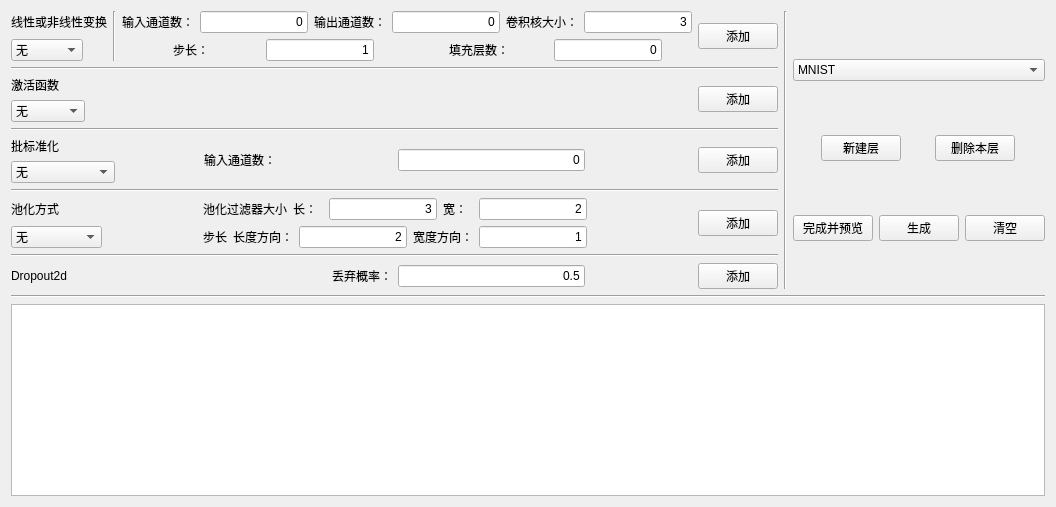
Old version of the form src/Resources/UI/child_3.ui in the repository Amoo1121/Graduate.
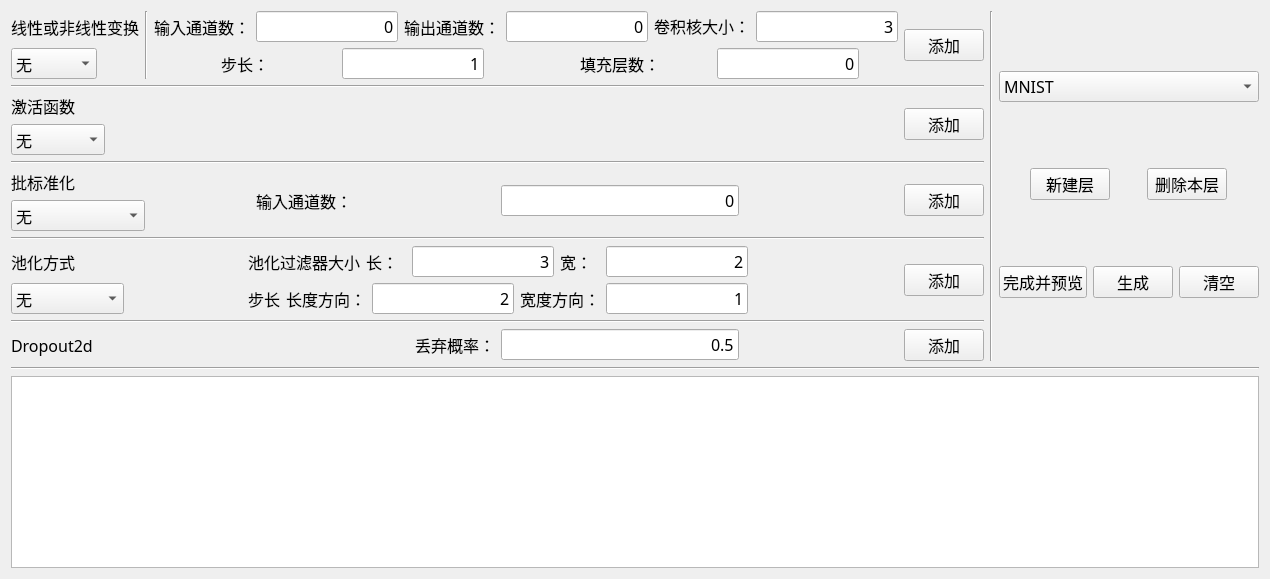
New version of the form.

What changed in the file:
```diff
--- a/src/Resources/UI/child_3.ui
+++ b/src/Resources/UI/child_3.ui
@@ -6,7 +6,7 @@
    <rect>
     <x>0</x>
     <y>0</y>
-    <width>1403</width>
+    <width>1651</width>
     <height>655</height>
    </rect>
   </property>
@@ -45,6 +45,12 @@
                <verstretch>0</verstretch>
               </sizepolicy>
              </property>
+             <property name="font">
+              <font>
+               <family>宋体</family>
+               <pointsize>12</pointsize>
+              </font>
+             </property>
              <property name="text">
               <string>线性或非线性变换</string>
              </property>
@@ -58,6 +64,12 @@
                <verstretch>0</verstretch>
               </sizepolicy>
              </property>
+             <property name="font">
+              <font>
+               <family>宋体</family>
+               <pointsize>12</pointsize>
+              </font>
+             </property>
              <item>
               <property name="text">
                <string>无</string>
@@ -79,6 +91,12 @@
          </item>
          <item alignment="Qt::AlignLeft">
           <widget class="Line" name="line_2">
+           <property name="font">
+            <font>
+             <family>宋体</family>
+             <pointsize>12</pointsize>
+            </font>
+           </property>
            <property name="orientation">
             <enum>Qt::Vertical</enum>
            </property>
@@ -96,6 +114,12 @@
                  <verstretch>0</verstretch>
                 </sizepolicy>
                </property>
+               <property name="font">
+                <font>
+                 <family>宋体</family>
+                 <pointsize>12</pointsize>
+                </font>
+               </property>
                <property name="text">
                 <string>输入通道数：</string>
                </property>
@@ -109,6 +133,12 @@
                  <verstretch>0</verstretch>
                 </sizepolicy>
                </property>
+               <property name="font">
+                <font>
+                 <family>宋体</family>
+                 <pointsize>12</pointsize>
+                </font>
+               </property>
                <property name="text">
                 <string>0</string>
                </property>
@@ -125,6 +155,12 @@
                  <verstretch>0</verstretch>
                 </sizepolicy>
                </property>
+               <property name="font">
+                <font>
+                 <family>宋体</family>
+                 <pointsize>12</pointsize>
+                </font>
+               </property>
                <property name="text">
                 <string>输出通道数：</string>
                </property>
@@ -138,6 +174,12 @@
                  <verstretch>0</verstretch>
                 </sizepolicy>
                </property>
+               <property name="font">
+                <font>
+                 <family>宋体</family>
+                 <pointsize>12</pointsize>
+                </font>
+               </property>
                <property name="text">
                 <string>0</string>
                </property>
@@ -154,6 +196,12 @@
                  <verstretch>0</verstretch>
                 </sizepolicy>
                </property>
+               <property name="font">
+                <font>
+                 <family>宋体</family>
+                 <pointsize>12</pointsize>
+                </font>
+               </property>
                <property name="text">
                 <string>卷积核大小：</string>
                </property>
@@ -167,6 +215,12 @@
                  <verstretch>0</verstretch>
                 </sizepolicy>
                </property>
+               <property name="font">
+                <font>
+                 <family>宋体</family>
+                 <pointsize>12</pointsize>
+                </font>
+               </property>
                <property name="text">
                 <string>3</string>
                </property>
@@ -187,6 +241,12 @@
                  <verstretch>0</verstretch>
                 </sizepolicy>
                </property>
+               <property name="font">
+                <font>
+                 <family>宋体</family>
+                 <pointsize>12</pointsize>
+                </font>
+               </property>
                <property name="text">
                 <string>步长：</string>
                </property>
@@ -200,6 +260,12 @@
                  <verstretch>0</verstretch>
                 </sizepolicy>
                </property>
+               <property name="font">
+                <font>
+                 <family>宋体</family>
+                 <pointsize>12</pointsize>
+                </font>
+               </property>
                <property name="text">
                 <string>1</string>
                </property>
@@ -216,6 +282,12 @@
                  <verstretch>0</verstretch>
                 </sizepolicy>
                </property>
+               <property name="font">
+                <font>
+                 <family>宋体</family>
+                 <pointsize>12</pointsize>
+                </font>
+               </property>
                <property name="text">
                 <string>填充层数：</string>
                </property>
@@ -229,6 +301,12 @@
                  <verstretch>0</verstretch>
                 </sizepolicy>
                </property>
+               <property name="font">
+                <font>
+                 <family>宋体</family>
+                 <pointsize>12</pointsize>
+                </font>
+               </property>
                <property name="text">
                 <string>0</string>
                </property>
@@ -249,6 +327,12 @@
              <verstretch>0</verstretch>
             </sizepolicy>
            </property>
+           <property name="font">
+            <font>
+             <family>宋体</family>
+             <pointsize>12</pointsize>
+            </font>
+           </property>
            <property name="text">
             <string>添加</string>
            </property>
@@ -258,6 +342,12 @@
        </item>
        <item>
         <widget class="Line" name="line_3">
+         <property name="font">
+          <font>
+           <family>宋体</family>
+           <pointsize>12</pointsize>
+          </font>
+         </property>
          <property name="orientation">
           <enum>Qt::Horizontal</enum>
          </property>
@@ -275,6 +365,12 @@
                <verstretch>0</verstretch>
               </sizepolicy>
              </property>
+             <property name="font">
+              <font>
+               <family>宋体</family>
+               <pointsize>12</pointsize>
+              </font>
+             </property>
              <property name="text">
               <string>激活函数</string>
              </property>
@@ -288,6 +384,12 @@
                <verstretch>0</verstretch>
               </sizepolicy>
              </property>
+             <property name="font">
+              <font>
+               <family>宋体</family>
+               <pointsize>12</pointsize>
+              </font>
+             </property>
              <item>
               <property name="text">
                <string>无</string>
@@ -320,6 +422,12 @@
              <verstretch>0</verstretch>
             </sizepolicy>
            </property>
+           <property name="font">
+            <font>
+             <family>宋体</family>
+             <pointsize>12</pointsize>
+            </font>
+           </property>
            <property name="text">
             <string>添加</string>
            </property>
@@ -329,6 +437,12 @@
        </item>
        <item>
         <widget class="Line" name="line_4">
+         <property name="font">
+          <font>
+           <family>宋体</family>
+           <pointsize>12</pointsize>
+          </font>
+         </property>
          <property name="orientation">
           <enum>Qt::Horizontal</enum>
          </property>
@@ -346,6 +460,12 @@
                <verstretch>0</verstretch>
               </sizepolicy>
              </property>
+             <property name="font">
+              <font>
+               <family>宋体</family>
+               <pointsize>12</pointsize>
+              </font>
+             </property>
              <property name="text">
               <string>批标准化</string>
              </property>
@@ -359,6 +479,12 @@
                <verstretch>0</verstretch>
               </sizepolicy>
              </property>
+             <property name="font">
+              <font>
+               <family>宋体</family>
+               <pointsize>12</pointsize>
+              </font>
+             </property>
              <item>
               <property name="text">
                <string>无</string>
@@ -375,6 +501,12 @@
          </item>
          <item>
           <widget class="QLabel" name="label_11">
+           <property name="font">
+            <font>
+             <family>宋体</family>
+             <pointsize>12</pointsize>
+            </font>
+           </property>
            <property name="text">
             <string>输入通道数：</string>
            </property>
@@ -388,6 +520,12 @@
              <verstretch>0</verstretch>
             </sizepolicy>
            </property>
+           <property name="font">
+            <font>
+             <family>宋体</family>
+             <pointsize>12</pointsize>
+            </font>
+           </property>
            <property name="text">
             <string>0</string>
            </property>
@@ -404,6 +542,12 @@
              <verstretch>0</verstretch>
             </sizepolicy>
            </property>
+           <property name="font">
+            <font>
+             <family>宋体</family>
+             <pointsize>12</pointsize>
+            </font>
+           </property>
            <property name="text">
             <string>添加</string>
            </property>
@@ -413,6 +557,12 @@
        </item>
        <item>
         <widget class="Line" name="line_5">
+         <property name="font">
+          <font>
+           <family>宋体</family>
+           <pointsize>12</pointsize>
+          </font>
+         </property>
          <property name="orientation">
           <enum>Qt::Horizontal</enum>
          </property>
@@ -430,6 +580,12 @@
                <verstretch>0</verstretch>
               </sizepolicy>
              </property>
+             <property name="font">
+              <font>
+               <family>宋体</family>
+               <pointsize>12</pointsize>
+              </font>
+             </property>
              <property name="text">
               <string>池化方式</string>
              </property>
@@ -443,6 +599,12 @@
                <verstretch>0</verstretch>
               </sizepolicy>
              </property>
+             <property name="font">
+              <font>
+               <family>宋体</family>
+               <pointsize>12</pointsize>
+              </font>
+             </property>
              <item>
               <property name="text">
                <string>无</string>
@@ -468,6 +630,12 @@
             <layout class="QHBoxLayout" name="horizontalLayout_11">
              <item>
               <widget class="QLabel" name="label_12">
+               <property name="font">
+                <font>
+                 <family>宋体</family>
+                 <pointsize>12</pointsize>
+                </font>
+               </property>
                <property name="text">
                 <string>池化过滤器大小</string>
                </property>
@@ -475,6 +643,12 @@
              </item>
              <item>
               <widget class="QLabel" name="label_13">
+               <property name="font">
+                <font>
+                 <family>宋体</family>
+                 <pointsize>12</pointsize>
+                </font>
+               </property>
                <property name="text">
                 <string>长：</string>
                </property>
@@ -488,6 +662,12 @@
                  <verstretch>0</verstretch>
                 </sizepolicy>
                </property>
+               <property name="font">
+                <font>
+                 <family>宋体</family>
+                 <pointsize>12</pointsize>
+                </font>
+               </property>
                <property name="text">
                 <string>3</string>
                </property>
@@ -498,6 +678,12 @@
              </item>
              <item>
               <widget class="QLabel" name="label_14">
+               <property name="font">
+                <font>
+                 <family>宋体</family>
+                 <pointsize>12</pointsize>
+                </font>
+               </property>
                <property name="text">
                 <string>宽：</string>
                </property>
@@ -511,6 +697,12 @@
                  <verstretch>0</verstretch>
                 </sizepolicy>
                </property>
+               <property name="font">
+                <font>
+                 <family>宋体</family>
+                 <pointsize>12</pointsize>
+                </font>
+               </property>
                <property name="text">
                 <string>2</string>
                </property>
@@ -525,6 +717,12 @@
             <layout class="QHBoxLayout" name="horizontalLayout_12">
              <item>
               <widget class="QLabel" name="label_15">
+               <property name="font">
+                <font>
+                 <family>宋体</family>
+                 <pointsize>12</pointsize>
+                </font>
+               </property>
                <property name="text">
                 <string>步长</string>
                </property>
@@ -532,6 +730,12 @@
              </item>
              <item>
               <widget class="QLabel" name="label_16">
+               <property name="font">
+                <font>
+                 <family>宋体</family>
+                 <pointsize>12</pointsize>
+                </font>
+               </property>
                <property name="text">
                 <string>长度方向：</string>
                </property>
@@ -545,6 +749,12 @@
                  <verstretch>0</verstretch>
                 </sizepolicy>
                </property>
+               <property name="font">
+                <font>
+                 <family>宋体</family>
+                 <pointsize>12</pointsize>
+                </font>
+               </property>
                <property name="text">
                 <string>2</string>
                </property>
@@ -555,6 +765,12 @@
              </item>
              <item>
               <widget class="QLabel" name="label_17">
+               <property name="font">
+                <font>
+                 <family>宋体</family>
+                 <pointsize>12</pointsize>
+                </font>
+               </property>
                <property name="text">
                 <string>宽度方向：</string>
                </property>
@@ -568,6 +784,12 @@
                  <verstretch>0</verstretch>
                 </sizepolicy>
                </property>
+               <property name="font">
+                <font>
+                 <family>宋体</family>
+                 <pointsize>12</pointsize>
+                </font>
+               </property>
                <property name="text">
                 <string>1</string>
                </property>
@@ -588,6 +810,12 @@
              <verstretch>0</verstretch>
             </sizepolicy>
            </property>
+           <property name="font">
+            <font>
+             <family>宋体</family>
+             <pointsize>12</pointsize>
+            </font>
+           </property>
            <property name="text">
             <string>添加</string>
            </property>
@@ -597,6 +825,12 @@
        </item>
        <item>
         <widget class="Line" name="line_6">
+         <property name="font">
+          <font>
+           <family>宋体</family>
+           <pointsize>12</pointsize>
+          </font>
+         </property>
          <property name="orientation">
           <enum>Qt::Horizontal</enum>
          </property>
@@ -608,6 +842,12 @@
           <layout class="QVBoxLayout" name="verticalLayout_7">
            <item alignment="Qt::AlignLeft">
             <widget class="QLabel" name="label_5">
+             <property name="font">
+              <font>
+               <family>宋体</family>
+               <pointsize>12</pointsize>
+              </font>
+             </property>
              <property name="text">
               <string>Dropout2d</string>
              </property>
@@ -617,6 +857,12 @@
          </item>
          <item>
           <widget class="QLabel" name="label_18">
+           <property name="font">
+            <font>
+             <family>宋体</family>
+             <pointsize>12</pointsize>
+            </font>
+           </property>
            <property name="text">
             <string>丢弃概率：</string>
            </property>
@@ -633,6 +879,12 @@
              <verstretch>0</verstretch>
             </sizepolicy>
            </property>
+           <property name="font">
+            <font>
+             <family>宋体</family>
+             <pointsize>12</pointsize>
+            </font>
+           </property>
            <property name="text">
             <string>0.5</string>
            </property>
@@ -649,6 +901,12 @@
              <verstretch>0</verstretch>
             </sizepolicy>
            </property>
+           <property name="font">
+            <font>
+             <family>宋体</family>
+             <pointsize>12</pointsize>
+            </font>
+           </property>
            <property name="text">
             <string>添加</string>
            </property>
@@ -660,6 +918,12 @@
      </item>
      <item>
       <widget class="Line" name="line_7">
+       <property name="font">
+        <font>
+         <family>宋体</family>
+         <pointsize>12</pointsize>
+        </font>
+       </property>
        <property name="orientation">
         <enum>Qt::Vertical</enum>
        </property>
@@ -669,6 +933,12 @@
       <layout class="QVBoxLayout" name="verticalLayout_8">
        <item>
         <widget class="QComboBox" name="comboBox_5">
+         <property name="font">
+          <font>
+           <family>宋体</family>
+           <pointsize>12</pointsize>
+          </font>
+         </property>
          <item>
           <property name="text">
            <string>MNIST</string>
@@ -696,6 +966,12 @@
              <verstretch>0</verstretch>
             </sizepolicy>
            </property>
+           <property name="font">
+            <font>
+             <family>宋体</family>
+             <pointsize>12</pointsize>
+            </font>
+           </property>
            <property name="text">
             <string>新建层</string>
            </property>
@@ -709,6 +985,12 @@
              <verstretch>0</verstretch>
             </sizepolicy>
            </property>
+           <property name="font">
+            <font>
+             <family>宋体</family>
+             <pointsize>12</pointsize>
+            </font>
+           </property>
            <property name="text">
             <string>删除本层</string>
            </property>
@@ -726,6 +1008,12 @@
              <verstretch>0</verstretch>
             </sizepolicy>
            </property>
+           <property name="font">
+            <font>
+             <family>宋体</family>
+             <pointsize>12</pointsize>
+            </font>
+           </property>
            <property name="text">
             <string>完成并预览</string>
            </property>
@@ -739,6 +1027,12 @@
              <verstretch>0</verstretch>
             </sizepolicy>
            </property>
+           <property name="font">
+            <font>
+             <family>宋体</family>
+             <pointsize>12</pointsize>
+            </font>
+           </property>
            <property name="text">
             <string>生成</string>
            </property>
@@ -752,6 +1046,12 @@
              <verstretch>0</verstretch>
             </sizepolicy>
            </property>
+           <property name="font">
+            <font>
+             <family>宋体</family>
+             <pointsize>12</pointsize>
+            </font>
+           </property>
            <property name="text">
             <string>清空</string>
            </property>
@@ -765,6 +1065,12 @@
    </item>
    <item>
     <widget class="Line" name="line">
+     <property name="font">
+      <font>
+       <family>宋体</family>
+       <pointsize>12</pointsize>
+      </font>
+     </property>
      <property name="orientation">
       <enum>Qt::Horizontal</enum>
      </property>
@@ -772,6 +1078,12 @@
    </item>
    <item>
     <widget class="QTextEdit" name="show_code">
+     <property name="font">
+      <font>
+       <family>宋体</family>
+       <pointsize>12</pointsize>
+      </font>
+     </property>
      <property name="readOnly">
       <bool>true</bool>
      </property>
```
